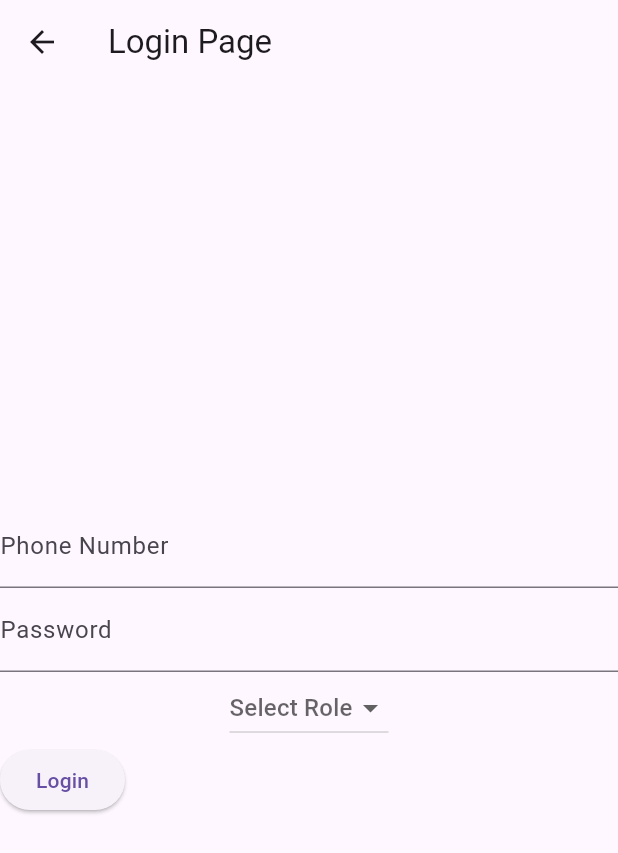
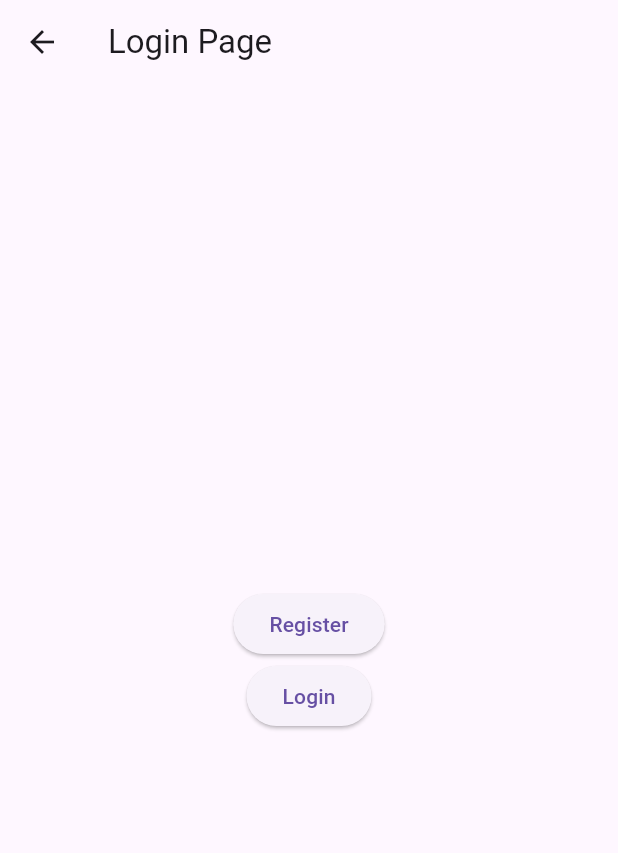
Before and after one commit to brughwani/lmrepaircrmapp, a Flutter app: the MyHomePage screen opened directly, on a phone screen of 412 x 824 dp. Shown: the top 853 px of the screen. Run offline on Flutter 3.47's test engine with Material 3 defaults, Android fonts, the phone set to English and light mode, and no system bars; our stand-ins replace firebase_auth; accounts and stored records are empty.

Commit message:
cleant working tree

```diff
--- a/lib/Loginpage.dart
+++ b/lib/Loginpage.dart
@@ -1,38 +1,48 @@
-
+import 'package:firebase_auth/firebase_auth.dart';
 import 'package:flutter/material.dart';
 import 'package:http/http.dart' as http;
 import 'dart:convert';
 
-import 'package:lmrepaircrmapp/Complaints.dart';
-
 class MyHomePage extends StatefulWidget {
   @override
   _MyHomePageState createState() => _MyHomePageState();
-
 }
 
 class _MyHomePageState extends State<MyHomePage> {
-  String? selectedValue;
+  final FirebaseAuth _auth = FirebaseAuth.instance;
 
-  @override
-  void initState() {
-    super.initState();
-    selectedValue = '';
-  }
-
-
-
-  Future<void> loginUser(String phoneNumber, String password,String role) async {
-    // Call your Node.js backend for login
+  Future<void> registerUser(String phoneNumber, String password) async {
+    // Call your Node.js backend for registration
     final response = await http.post(
-      Uri.parse('localhost:3000/loginUser'),
+      Uri.parse('http://your-node-server/signup'),
       headers: <String, String>{
         'Content-Type': 'application/json; charset=UTF-8',
       },
       body: jsonEncode(<String, String>{
         'phoneNumber': phoneNumber,
         'password': password,
-        'role': selectedValue!
+      }),
+    );
+
+    if (response.statusCode == 201) {
+      // User registered successfully
+      print('User registered successfully!');
+    } else {
+      // Handle error
+      print('Error: ${response.body}');
+    }
+  }
+
+  Future<void> loginUser(String phoneNumber, String password) async {
+    // Call your Node.js backend for login
+    final response = await http.post(
+      Uri.parse('http://your-node-server/login'),
+      headers: <String, String>{
+        'Content-Type': 'application/json; charset=UTF-8',
+      },
+      body: jsonEncode(<String, String>{
+        'phoneNumber': phoneNumber,
+        'password': password,
       }),
     );
 
@@ -41,9 +51,8 @@ class _MyHomePageState extends State<MyHomePage> {
       final token = jsonDecode(response.body)['token'];
 
       // Sign in with custom token
-
-      Navigator.of(context).push(MaterialPageRoute(builder: (context)=>MyApp()));
-
+      await _auth.signInWithCustomToken(token);
+      print('User authenticated successfully!');
     } else {
       // Handle error
       print('Error: ${response.body}');
@@ -52,8 +61,6 @@ class _MyHomePageState extends State<MyHomePage> {
 
   @override
   Widget build(BuildContext context) {
-    TextEditingController phoneNumber=TextEditingController();
-    TextEditingController password=TextEditingController();
     return Scaffold(
       appBar: AppBar(
         title: Text('Login Page'),
@@ -62,55 +69,18 @@ class _MyHomePageState extends State<MyHomePage> {
         child: Column(
           mainAxisAlignment: MainAxisAlignment.center,
           children: <Widget>[
-            TextFormField(
-              controller: phoneNumber,
-              keyboardType: TextInputType.phone,
-              decoration: InputDecoration(labelText: "Phone Number"),
-
-            ),
-            TextFormField(
-              keyboardType: TextInputType.visiblePassword,
-              controller: password,
-              decoration: InputDecoration(
-
-                labelText: "Password"),
-
-            ),
-            DropdownButton(
-              hint: Text('Select Role'),
-              value: selectedValue,
-              items: [
-              DropdownMenuItem(
-                child: Text('Karigar'),
-                value: 'Karigar',
-                ),
-              DropdownMenuItem(
-                child: Text('Support'),
-                value: 'Support',
-                ),
-
-          ], onChanged: (value) {
-            setState(() {
-              selectedValue = value;
-            });
-          },),
-
-            Row(
-              children: [
 
             ElevatedButton(
-              onPressed: () => loginUser(phoneNumber.text,password.text,selectedValue!),
+              onPressed: () => registerUser('1234567890', 'yourPassword'),
+              child: Text('Register'),
+            ),
+            ElevatedButton(
+              onPressed: () => loginUser('1234567890', 'yourPassword'),
               child: Text('Login'),
             ),
           ],
-            ),
-             ],
-      )
-         ),
-
+        ),
+      ),
     );
-
-
-
   }
 }
```
